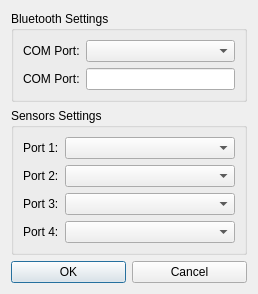
This is unreal/branches/robots/qrgui/dialogs/robotSettingsDialog.ui in qreal/qreal as Qt 5 draws it before an edit. The edited form follows.
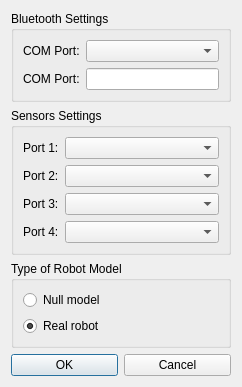
This is the edited form.

Patch:
```diff
--- a/unreal/branches/robots/qrgui/dialogs/robotSettingsDialog.ui
+++ b/unreal/branches/robots/qrgui/dialogs/robotSettingsDialog.ui
@@ -6,40 +6,14 @@
    <rect>
     <x>0</x>
     <y>0</y>
-    <width>258</width>
-    <height>261</height>
+    <width>242</width>
+    <height>351</height>
    </rect>
   </property>
   <property name="windowTitle">
    <string>Dialog</string>
   </property>
   <layout class="QGridLayout" name="gridLayout">
-   <item row="2" column="0">
-    <widget class="QPushButton" name="okButton">
-     <property name="text">
-      <string>OK</string>
-     </property>
-     <property name="shortcut">
-      <string>Return</string>
-     </property>
-     <property name="default">
-      <bool>true</bool>
-     </property>
-    </widget>
-   </item>
-   <item row="2" column="1">
-    <widget class="QPushButton" name="cancelButton">
-     <property name="text">
-      <string>Cancel</string>
-     </property>
-     <property name="shortcut">
-      <string>Esc</string>
-     </property>
-     <property name="autoDefault">
-      <bool>false</bool>
-     </property>
-    </widget>
-   </item>
    <item row="0" column="0" colspan="2">
     <widget class="QGroupBox" name="bluetoothSettingsGroupBox">
      <property name="title">
@@ -75,6 +49,9 @@
       <string>Sensors Settings</string>
      </property>
      <layout class="QFormLayout" name="formLayout_2">
+      <property name="fieldGrowthPolicy">
+       <enum>QFormLayout::AllNonFixedFieldsGrow</enum>
+      </property>
       <item row="0" column="0">
        <widget class="QLabel" name="port1Label">
         <property name="text">
@@ -118,6 +95,61 @@
      </layout>
     </widget>
    </item>
+   <item row="3" column="0">
+    <widget class="QPushButton" name="okButton">
+     <property name="text">
+      <string>OK</string>
+     </property>
+     <property name="shortcut">
+      <string>Return</string>
+     </property>
+     <property name="default">
+      <bool>true</bool>
+     </property>
+    </widget>
+   </item>
+   <item row="3" column="1">
+    <widget class="QPushButton" name="cancelButton">
+     <property name="text">
+      <string>Cancel</string>
+     </property>
+     <property name="shortcut">
+      <string>Esc</string>
+     </property>
+     <property name="autoDefault">
+      <bool>false</bool>
+     </property>
+    </widget>
+   </item>
+   <item row="2" column="0" colspan="2">
+    <widget class="QGroupBox" name="robotModelGroupBox">
+     <property name="title">
+      <string>Type of Robot Model</string>
+     </property>
+     <layout class="QFormLayout" name="formLayout_3">
+      <property name="fieldGrowthPolicy">
+       <enum>QFormLayout::AllNonFixedFieldsGrow</enum>
+      </property>
+      <item row="0" column="0">
+       <widget class="QRadioButton" name="nullModelRadioButton">
+        <property name="text">
+         <string>Null model</string>
+        </property>
+       </widget>
+      </item>
+      <item row="1" column="0">
+       <widget class="QRadioButton" name="realModelRadioButton">
+        <property name="text">
+         <string>Real robot</string>
+        </property>
+        <property name="checked">
+         <bool>true</bool>
+        </property>
+       </widget>
+      </item>
+     </layout>
+    </widget>
+   </item>
   </layout>
  </widget>
  <resources/>
```
